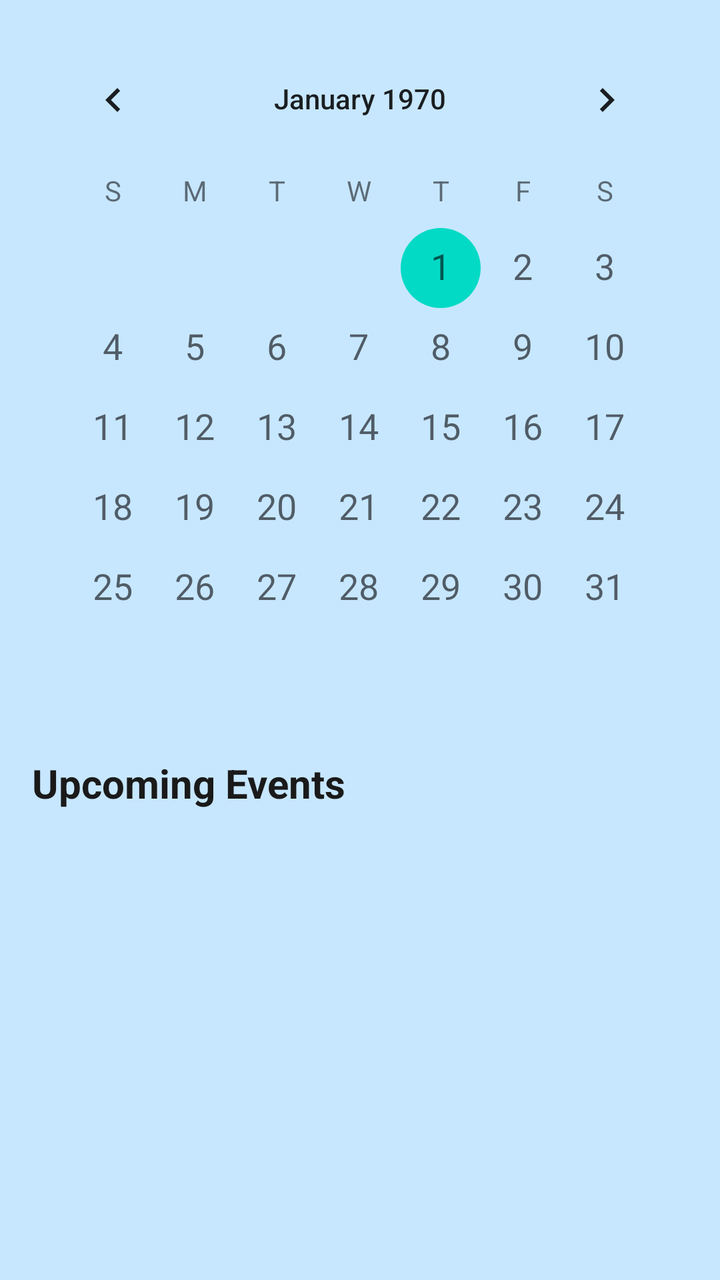
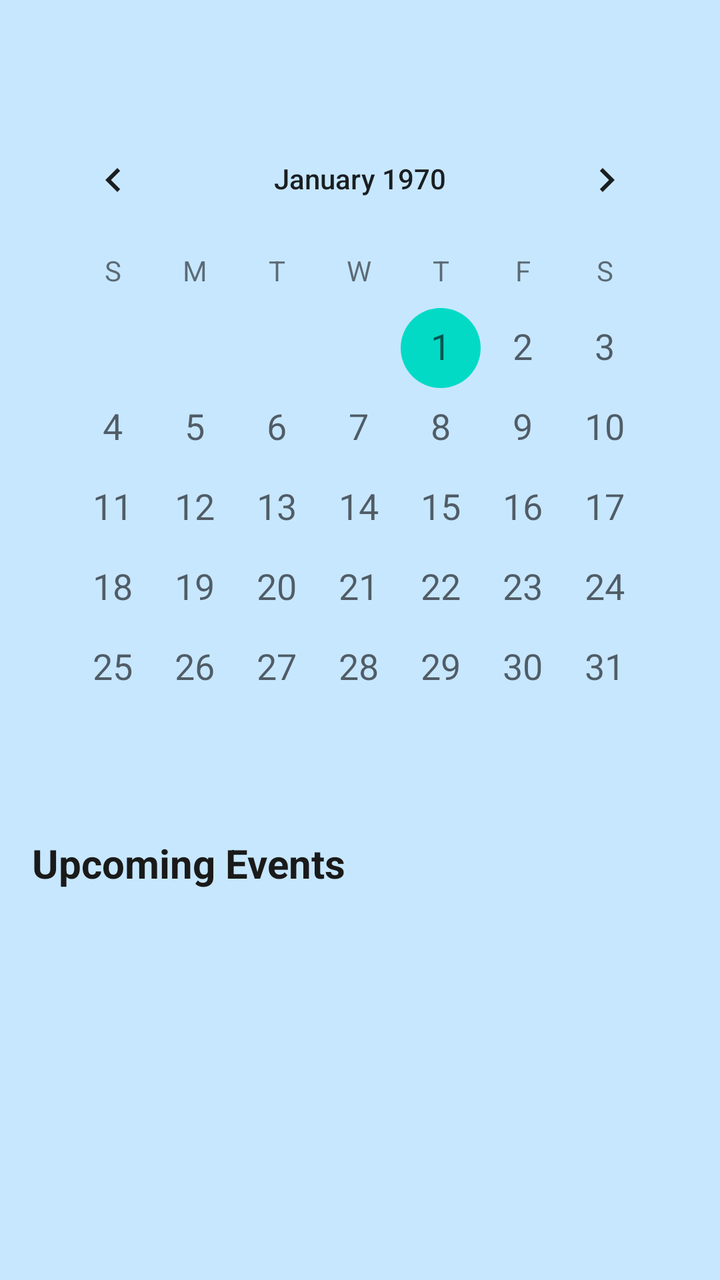

The first picture is an Android layout as it rendered before a commit; the second is the same layout after the commit. The layout source and the unified diff follow.
<!-- AndroidManifest.xml: application theme Theme.NurtureNest -->
<!-- res/layout/fragment_calendar.xml -->
<?xml version="1.0" encoding="utf-8"?>
<LinearLayout
    xmlns:android="http://schemas.android.com/apk/res/android"
    xmlns:tools="http://schemas.android.com/tools"
    android:orientation="vertical"
    android:layout_width="match_parent"
    android:layout_height="match_parent"
    android:background="?attr/colorBackground"
    android:padding="16dp"
    tools:context=".fragments.CalendarFragment">

    
    <CalendarView
        android:id="@+id/calendarView"
        android:layout_width="match_parent"
        android:layout_height="wrap_content"
        android:weekSeparatorLineColor="?attr/colorPrimaryVariant"
        android:focusedMonthDateColor="?attr/colorPrimary"
        android:unfocusedMonthDateColor="?attr/colorOnBackground"
        android:weekDayTextAppearance="?android:attr/textAppearanceSmall"
        android:dateTextAppearance="?android:attr/textAppearanceMedium"/>

    
    <TextView
        android:id="@+id/tvUpcomingEventsTitle"
        android:layout_width="wrap_content"
        android:layout_height="wrap_content"
        android:text="Upcoming Events"
        android:textSize="20sp"
        android:textStyle="bold"
        android:textColor="?attr/colorOnBackground"
        android:layout_marginTop="24dp"/>

    <androidx.recyclerview.widget.RecyclerView
        android:id="@+id/rvUpcomingEvents"
        android:layout_width="match_parent"
        android:layout_height="0dp"
        android:layout_weight="1"
        android:background="?attr/colorBackground"
        android:paddingTop="8dp"
        android:clipToPadding="false"
        tools:listitem="@layout/item_upcoming_event"/>

</LinearLayout>
<!-- res/layout/item_upcoming_event.xml (included above) -->
<?xml version="1.0" encoding="utf-8"?>
<androidx.cardview.widget.CardView
    xmlns:android="http://schemas.android.com/apk/res/android"
    xmlns:app="http://schemas.android.com/apk/res-auto"
    android:layout_width="match_parent"
    android:layout_height="wrap_content"
    android:layout_marginBottom="12dp"
    android:layout_marginTop="4dp"
    android:layout_marginStart="4dp"
    android:layout_marginEnd="4dp"
    app:cardCornerRadius="12dp"
    app:cardElevation="4dp"
    android:foreground="?attr/selectableItemBackground">

        <LinearLayout
            android:layout_width="match_parent"
            android:layout_height="wrap_content"
            android:orientation="vertical"
            android:padding="16dp">

            <TextView
                android:id="@+id/tvEventType"
                android:layout_width="wrap_content"
                android:layout_height="wrap_content"
                android:text="Meeting"
                android:textSize="12sp"
                android:textColor="?attr/colorPrimary"
                android:textStyle="bold"/>

            <TextView
                android:id="@+id/tvEventTitle"
                android:layout_width="match_parent"
                android:layout_height="wrap_content"
                android:text="Parent-Teacher Meeting"
                android:textSize="16sp"
                android:textStyle="bold"
                android:textColor="?attr/colorOnBackground"
                android:layout_marginTop="4dp"/>

            <LinearLayout
                android:layout_width="match_parent"
                android:layout_height="wrap_content"
                android:orientation="horizontal"
                android:layout_marginTop="8dp">

                <TextView
                    android:id="@+id/tvEventDate"
                    android:layout_width="0dp"
                    android:layout_weight="1"
                    android:layout_height="wrap_content"
                    android:text="Oct 25, 2025"
                    android:textSize="14sp"
                    android:drawableStart="@android:drawable/ic_menu_today"
                    android:drawablePadding="4dp"/>

                <TextView
                    android:id="@+id/tvEventTime"
                    android:layout_width="wrap_content"
                    android:layout_height="wrap_content"
                    android:text="10:00 AM"
                    android:textSize="14sp"
                    android:drawableStart="@android:drawable/ic_menu_recent_history"
                    android:drawablePadding="4dp"/>
            </LinearLayout>
        </LinearLayout>

</androidx.cardview.widget.CardView>
<!-- resources referenced by this layout -->
<resources>
  <style name="Theme.NurtureNest" parent="Theme.MaterialComponents.DayNight.NoActionBar">
          <item name="colorPrimary">#0A2B5D</item>
          <item name="colorOnPrimary">#FFFFFF</item>
          <item name="colorSurface">#000000</item>
          <item name="colorOnSurface">#FFFFFF</item>
          <item name="colorBackground">#C7E7FF</item>
          <item name="colorOnBackground">#1A1A1A</item>
          <item name="android:windowBackground">#C7E7FF</item>
      </style>
</resources>

<!-- the commit's change to res/layout/fragment_calendar.xml (unified diff, before → after) -->
@@ -6,7 +6,11 @@
     android:layout_width="match_parent"
     android:layout_height="match_parent"
     android:background="?attr/colorBackground"
-    android:padding="16dp"
+    android:fitsSystemWindows="true"
+    android:paddingTop="?attr/actionBarSize"
+    android:paddingStart="16dp"
+    android:paddingEnd="16dp"
+    android:paddingBottom="16dp"
     tools:context=".fragments.CalendarFragment">
 
     
@@ -14,11 +18,12 @@
         android:id="@+id/calendarView"
         android:layout_width="match_parent"
         android:layout_height="wrap_content"
+        android:layout_marginBottom="16dp"
         android:weekSeparatorLineColor="?attr/colorPrimaryVariant"
         android:focusedMonthDateColor="?attr/colorPrimary"
         android:unfocusedMonthDateColor="?attr/colorOnBackground"
         android:weekDayTextAppearance="?android:attr/textAppearanceSmall"
-        android:dateTextAppearance="?android:attr/textAppearanceMedium"/>
+        android:dateTextAppearance="?android:attr/textAppearanceMedium" />
 
     
     <TextView
@@ -29,7 +34,8 @@
         android:textSize="20sp"
         android:textStyle="bold"
         android:textColor="?attr/colorOnBackground"
-        android:layout_marginTop="24dp"/>
+        android:layout_marginBottom="8dp"
+        android:layout_marginTop="8dp" />
 
     <androidx.recyclerview.widget.RecyclerView
         android:id="@+id/rvUpcomingEvents"
@@ -37,9 +43,10 @@
         android:layout_height="0dp"
         android:layout_weight="1"
         android:background="?attr/colorBackground"
+        android:clipToPadding="false"
         android:paddingTop="8dp"
-        android:clipToPadding="false"
-        tools:listitem="@layout/item_upcoming_event"/>
+        android:paddingBottom="8dp"
+        tools:listitem="@layout/item_upcoming_event" />
 
 </LinearLayout>
 <!-- res/layout/item_upcoming_event.xml (included above) -->
